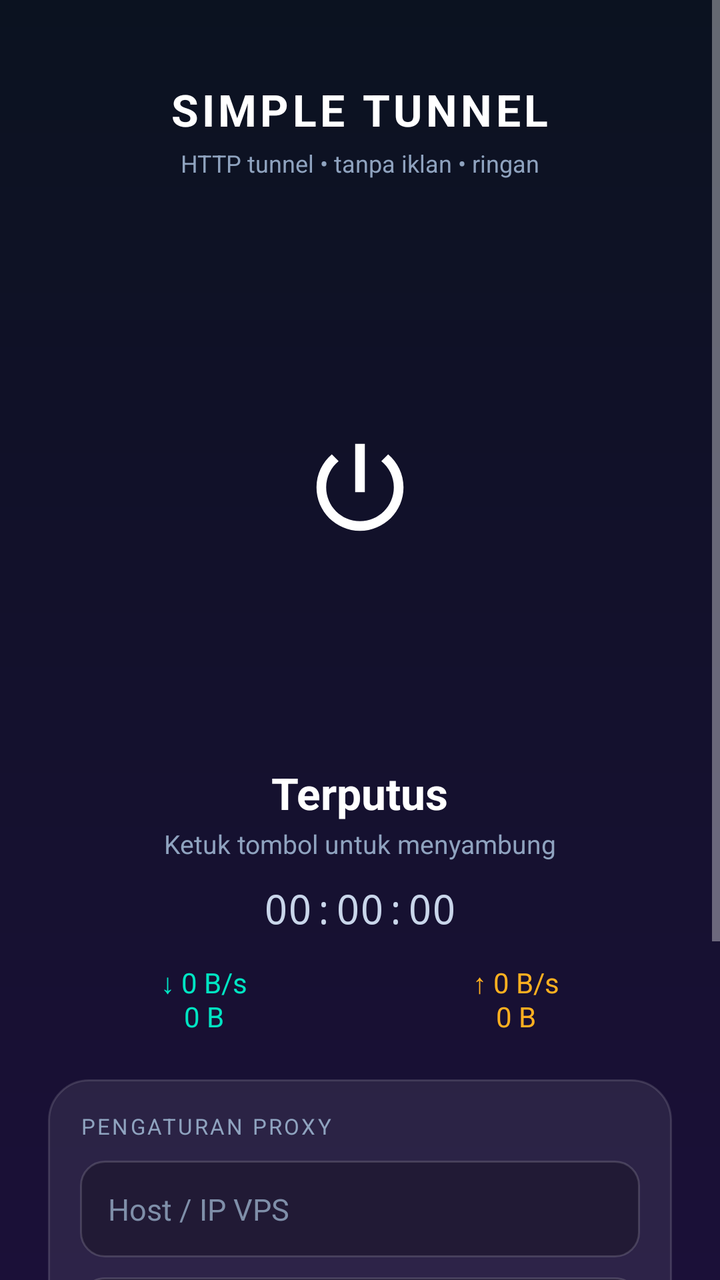
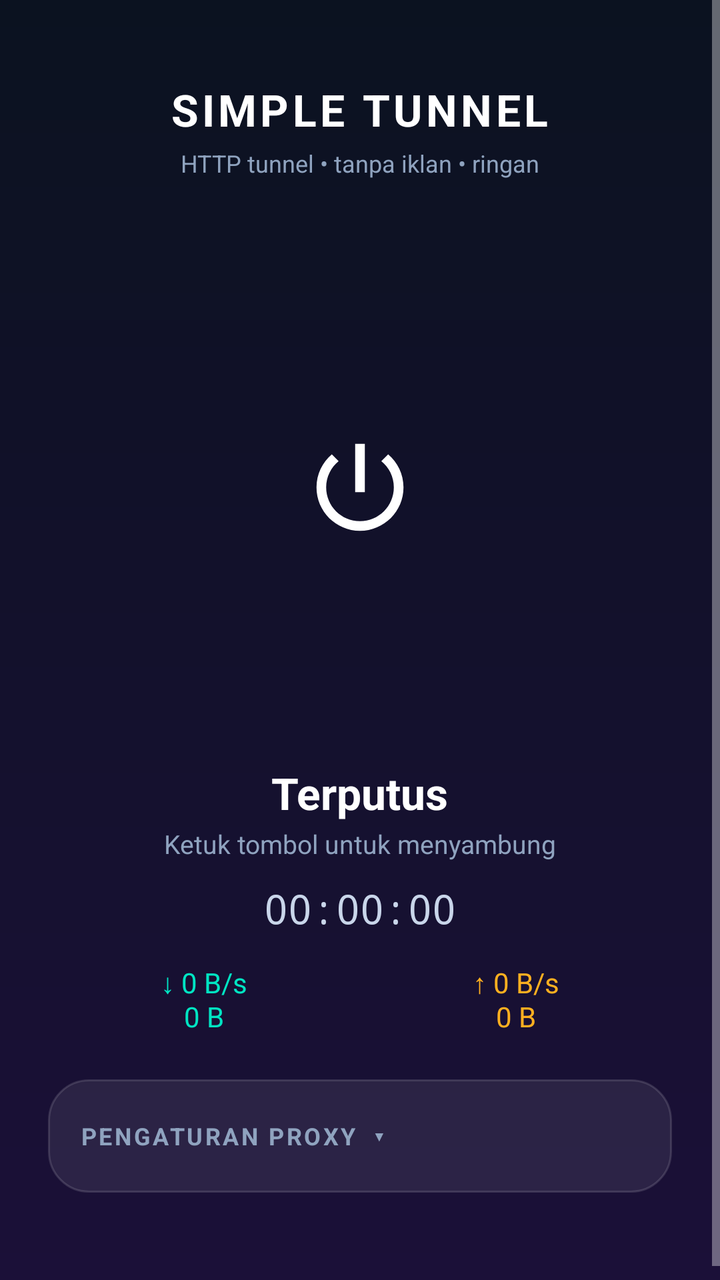

An Android layout rendered at two revisions. The XML below is the earlier revision; the diff shows what the commit changed to produce the second picture.
<!-- AndroidManifest.xml: application theme AppTheme -->
<!-- res/layout/activity_main.xml -->
<?xml version="1.0" encoding="utf-8"?>
<ScrollView xmlns:android="http://schemas.android.com/apk/res/android"
    android:layout_width="match_parent"
    android:layout_height="match_parent"
    android:background="@drawable/bg_main"
    android:fillViewport="true"
    android:overScrollMode="never">

    <LinearLayout
        android:id="@+id/content"
        android:layout_width="match_parent"
        android:layout_height="wrap_content"
        android:gravity="center_horizontal"
        android:orientation="vertical"
        android:padding="24dp">

        <TextView
            android:layout_width="wrap_content"
            android:layout_height="wrap_content"
            android:layout_marginTop="16dp"
            android:letterSpacing="0.08"
            android:text="SIMPLE TUNNEL"
            android:textColor="#FFFFFF"
            android:textSize="22sp"
            android:textStyle="bold" />

        <TextView
            android:layout_width="wrap_content"
            android:layout_height="wrap_content"
            android:layout_marginTop="4dp"
            android:text="HTTP tunnel • tanpa iklan • ringan"
            android:textColor="#8FA3BF"
            android:textSize="12sp" />

        <FrameLayout
            android:layout_width="260dp"
            android:layout_height="260dp"
            android:layout_marginTop="24dp">

            <View
                android:id="@+id/ring1"
                android:layout_width="260dp"
                android:layout_height="260dp"
                android:layout_gravity="center"
                android:alpha="0"
                android:background="@drawable/ring_pulse" />

            <View
                android:id="@+id/ring2"
                android:layout_width="260dp"
                android:layout_height="260dp"
                android:layout_gravity="center"
                android:alpha="0"
                android:background="@drawable/ring_pulse" />

            <View
                android:id="@+id/spinner"
                android:layout_width="190dp"
                android:layout_height="190dp"
                android:layout_gravity="center"
                android:background="@drawable/ring_spinner"
                android:visibility="invisible" />

            <ImageView
                android:id="@+id/powerBtn"
                android:layout_width="150dp"
                android:layout_height="150dp"
                android:layout_gravity="center"
                android:clickable="true"
                android:contentDescription="Tombol sambung"
                android:focusable="true"
                android:padding="46dp"
                android:src="@drawable/ic_power" />
        </FrameLayout>

        <TextView
            android:id="@+id/tvStatus"
            android:layout_width="wrap_content"
            android:layout_height="wrap_content"
            android:layout_marginTop="8dp"
            android:text="Terputus"
            android:textColor="#FFFFFF"
            android:textSize="22sp"
            android:textStyle="bold" />

        <TextView
            android:id="@+id/tvSub"
            android:layout_width="wrap_content"
            android:layout_height="wrap_content"
            android:layout_marginTop="2dp"
            android:text="Ketuk tombol untuk menyambung"
            android:textColor="#8FA3BF"
            android:textSize="13sp" />

        <TextView
            android:id="@+id/tvTimer"
            android:layout_width="wrap_content"
            android:layout_height="wrap_content"
            android:layout_marginTop="10dp"
            android:fontFamily="monospace"
            android:text="00:00:00"
            android:textColor="#C9D6EA"
            android:textSize="20sp" />

        <LinearLayout
            android:layout_width="match_parent"
            android:layout_height="wrap_content"
            android:layout_marginTop="14dp"
            android:orientation="horizontal">

            <TextView
                android:id="@+id/tvDown"
                android:layout_width="0dp"
                android:layout_height="wrap_content"
                android:layout_weight="1"
                android:gravity="center"
                android:text="↓ 0 B/s\n0 B"
                android:textColor="#00E5C3"
                android:textSize="14sp" />

            <TextView
                android:id="@+id/tvUp"
                android:layout_width="0dp"
                android:layout_height="wrap_content"
                android:layout_weight="1"
                android:gravity="center"
                android:text="↑ 0 B/s\n0 B"
                android:textColor="#FFB020"
                android:textSize="14sp" />
        </LinearLayout>

        <LinearLayout
            android:layout_width="match_parent"
            android:layout_height="wrap_content"
            android:layout_marginTop="22dp"
            android:background="@drawable/bg_card"
            android:orientation="vertical"
            android:padding="16dp">

            <TextView
                android:layout_width="wrap_content"
                android:layout_height="wrap_content"
                android:letterSpacing="0.1"
                android:text="PENGATURAN PROXY"
                android:textColor="#8FA3BF"
                android:textSize="11sp" />

            <EditText
                android:id="@+id/etHost"
                style="@style/Field"
                android:hint="Host / IP VPS"
                android:inputType="textUri" />

            <EditText
                android:id="@+id/etPort"
                style="@style/Field"
                android:hint="Port HTTP proxy"
                android:inputType="number" />

            <EditText
                android:id="@+id/etUser"
                style="@style/Field"
                android:hint="Username (opsional)"
                android:inputType="text" />

            <EditText
                android:id="@+id/etPass"
                style="@style/Field"
                android:hint="Password (opsional)"
                android:inputType="textPassword" />
        </LinearLayout>

        <TextView
            android:id="@+id/tvError"
            android:layout_width="match_parent"
            android:layout_height="wrap_content"
            android:layout_marginTop="12dp"
            android:textColor="#FF6B6B"
            android:textIsSelectable="true"
            android:textSize="11sp" />
    </LinearLayout>
</ScrollView>
<!-- resources referenced by this layout -->
<resources>
  <!-- drawable bg_card (drawable) -->
  <?xml version="1.0" encoding="utf-8"?>
  <shape xmlns:android="http://schemas.android.com/apk/res/android">
      <solid android:color="#14FFFFFF" />
      <stroke android:width="1dp" android:color="#22FFFFFF" />
      <corners android:radius="20dp" />
  </shape>
  <!-- drawable bg_main (drawable) -->
  <?xml version="1.0" encoding="utf-8"?>
  <shape xmlns:android="http://schemas.android.com/apk/res/android">
      <gradient android:angle="270" android:startColor="#0B1220" android:endColor="#1B1038" />
  </shape>
  <!-- drawable ic_power (drawable) -->
  <?xml version="1.0" encoding="utf-8"?>
  <vector xmlns:android="http://schemas.android.com/apk/res/android"
      android:width="24dp"
      android:height="24dp"
      android:viewportWidth="24"
      android:viewportHeight="24">
      <path
          android:fillColor="#FFFFFF"
          android:pathData="M13,3h-2v10h2V3zM17.83,5.17l-1.42,1.42C17.99,7.86 19,9.81 19,12c0,3.87 -3.13,7 -7,7s-7,-3.13 -7,-7c0,-2.19 1.01,-4.14 2.58,-5.42L6.17,5.17C4.23,6.82 3,9.26 3,12c0,4.97 4.03,9 9,9s9,-4.03 9,-9c0,-2.74 -1.23,-5.18 -3.17,-6.83z" />
  </vector>
  <!-- drawable ring_pulse (drawable) -->
  <?xml version="1.0" encoding="utf-8"?>
  <shape xmlns:android="http://schemas.android.com/apk/res/android" android:shape="oval">
      <solid android:color="#2200E5C3" />
      <stroke android:width="3dp" android:color="#00E5C3" />
  </shape>
  <!-- drawable ring_spinner (drawable) -->
  <?xml version="1.0" encoding="utf-8"?>
  <shape xmlns:android="http://schemas.android.com/apk/res/android"
      android:innerRadiusRatio="2.2"
      android:shape="ring"
      android:thicknessRatio="24"
      android:useLevel="false">
      <gradient
          android:endColor="#FFFFB020"
          android:startColor="#00FFB020"
          android:type="sweep"
          android:useLevel="false" />
  </shape>
  <style name="Field">
          <item name="android:layout_width">match_parent</item>
          <item name="android:layout_height">wrap_content</item>
          <item name="android:layout_marginTop">10dp</item>
          <item name="android:background">@drawable/bg_input</item>
          <item name="android:padding">14dp</item>
          <item name="android:singleLine">true</item>
          <item name="android:textColor">#FFFFFF</item>
          <item name="android:textColorHint">#7F8FA9</item>
          <item name="android:textSize">15sp</item>
      </style>
  <style name="AppTheme" parent="@android:style/Theme.Material.NoActionBar" />
  <!-- drawable bg_input (drawable) -->
  <?xml version="1.0" encoding="utf-8"?>
  <shape xmlns:android="http://schemas.android.com/apk/res/android">
      <solid android:color="#40000000" />
      <stroke android:width="1dp" android:color="#26FFFFFF" />
      <corners android:radius="12dp" />
  </shape>
</resources>

<!-- the commit's change to res/layout/activity_main.xml (unified diff, before → after) -->
@@ -133,41 +133,57 @@
             android:layout_width="match_parent"
             android:layout_height="wrap_content"
             android:layout_marginTop="22dp"
+            android:animateLayoutChanges="true"
             android:background="@drawable/bg_card"
             android:orientation="vertical"
             android:padding="16dp">
 
             <TextView
-                android:layout_width="wrap_content"
+                android:id="@+id/tvSettingsHeader"
+                android:layout_width="match_parent"
                 android:layout_height="wrap_content"
+                android:background="?android:attr/selectableItemBackground"
+                android:clickable="true"
+                android:focusable="true"
                 android:letterSpacing="0.1"
-                android:text="PENGATURAN PROXY"
+                android:paddingTop="4dp"
+                android:paddingBottom="4dp"
+                android:text="PENGATURAN PROXY  ▾"
                 android:textColor="#8FA3BF"
-                android:textSize="11sp" />
+                android:textSize="12sp"
+                android:textStyle="bold" />
 
-            <EditText
-                android:id="@+id/etHost"
-                style="@style/Field"
-                android:hint="Host / IP VPS"
-                android:inputType="textUri" />
+            <LinearLayout
+                android:id="@+id/settingsBody"
+                android:layout_width="match_parent"
+                android:layout_height="wrap_content"
+                android:orientation="vertical"
+                android:visibility="gone">
 
-            <EditText
-                android:id="@+id/etPort"
-                style="@style/Field"
-                android:hint="Port HTTP proxy"
-                android:inputType="number" />
+                <EditText
+                    android:id="@+id/etHost"
+                    style="@style/Field"
+                    android:hint="Host / IP VPS"
+                    android:inputType="textUri" />
 
-            <EditText
-                android:id="@+id/etUser"
-                style="@style/Field"
-                android:hint="Username (opsional)"
-                android:inputType="text" />
+                <EditText
+                    android:id="@+id/etPort"
+                    style="@style/Field"
+                    android:hint="Port HTTP proxy"
+                    android:inputType="number" />
 
-            <EditText
-                android:id="@+id/etPass"
-                style="@style/Field"
-                android:hint="Password (opsional)"
-                android:inputType="textPassword" />
+                <EditText
+                    android:id="@+id/etUser"
+                    style="@style/Field"
+                    android:hint="Username (opsional)"
+                    android:inputType="text" />
+
+                <EditText
+                    android:id="@+id/etPass"
+                    style="@style/Field"
+                    android:hint="Password (opsional)"
+                    android:inputType="textPassword" />
+            </LinearLayout>
         </LinearLayout>
 
         <TextView
